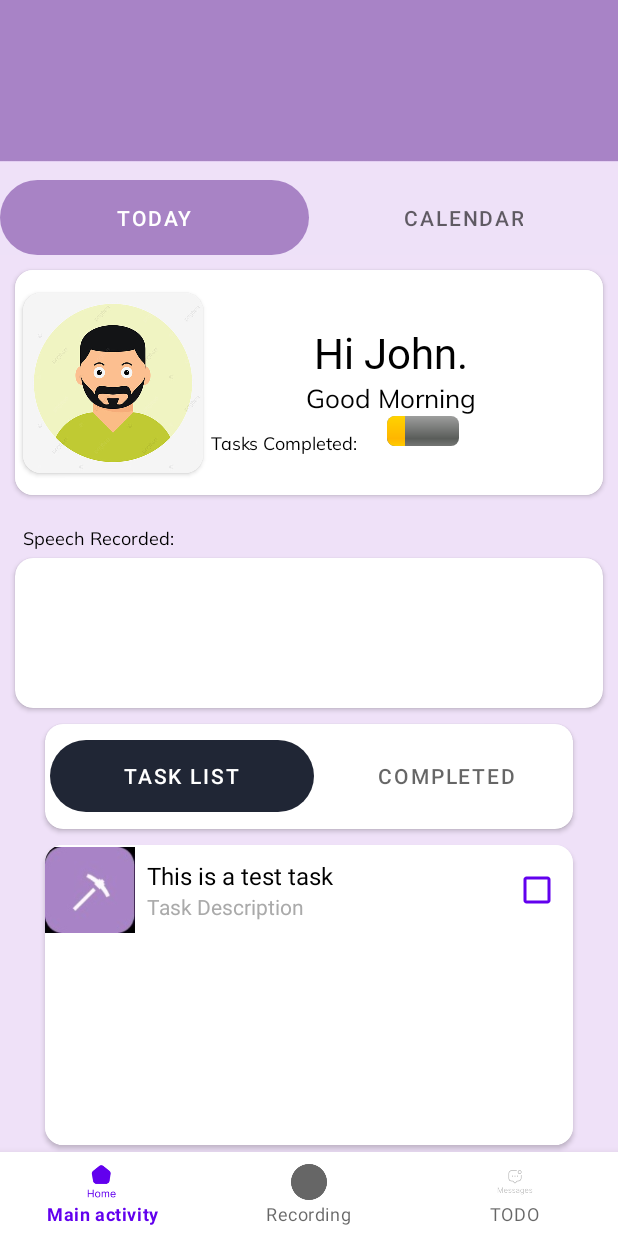
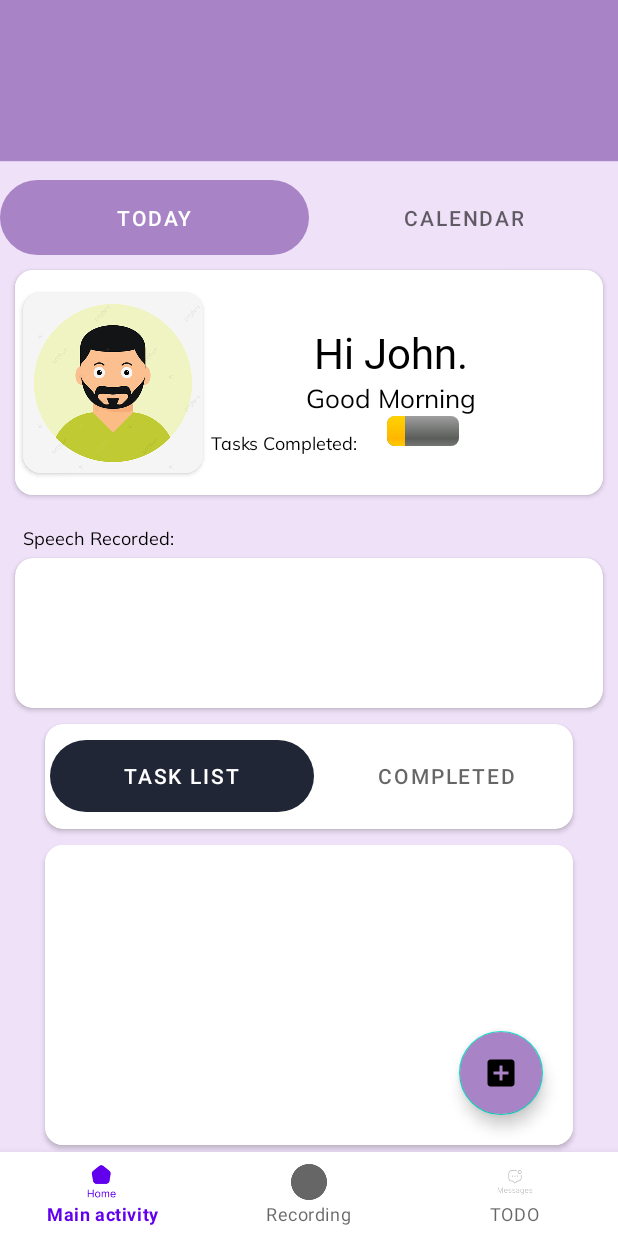
Before and after one commit to Ho-JE/MoodMagik, an Android app: the screen it shows after launch (MainActivity), on a phone screen of 412 x 824 dp. Run offline under Robolectric (Android 15) with nearby library versions, the phone set to English and light mode, and no system bars; libraries missing offline, so code that uses them is left out: androidx.databinding.adapters.

Commit message:
added task list adder

```diff
--- a/app/build.gradle
+++ b/app/build.gradle
@@ -41,7 +41,7 @@ android {
 dependencies {
     implementation 'androidx.core:core-ktx:1.7.0'
     implementation 'androidx.appcompat:appcompat:1.6.1'
-    implementation 'com.google.android.material:material:1.5.0'
+    implementation 'com.google.android.material:material:1.4.0'
     implementation 'androidx.constraintlayout:constraintlayout:2.1.4'
     testImplementation 'junit:junit:4.13.2'
     androidTestImplementation 'androidx.test.ext:junit:1.1.5'
--- a/app/src/main/java/com/example/myapplication/CurrentTasks.kt
+++ b/app/src/main/java/com/example/myapplication/CurrentTasks.kt
@@ -1,11 +1,15 @@
 package com.example.myapplication
 
+import android.content.Intent
 import android.os.Bundle
 import android.util.Log
 import androidx.fragment.app.Fragment
 import android.view.LayoutInflater
 import android.view.View
 import android.view.ViewGroup
+import android.widget.CheckBox
+import androidx.lifecycle.Observer
+import androidx.lifecycle.ViewModelProvider
 import androidx.recyclerview.widget.LinearLayoutManager
 import androidx.recyclerview.widget.RecyclerView
 
@@ -13,6 +17,7 @@ class CurrentTasks : Fragment() {
     private lateinit var adapter: TaskAdapter
     private lateinit var recyclerView: RecyclerView
     private lateinit var tasksArray: ArrayList<Tasks>
+    private lateinit var taskViewModel: TasksViewModel
 
 //    override fun onResume() {
 //        super.onResume()
@@ -37,14 +42,45 @@ class CurrentTasks : Fragment() {
         recyclerView = root.findViewById(R.id.taskListView)
         recyclerView.layoutManager = layoutManager
         recyclerView.setHasFixedSize(true)
-        adapter = TaskAdapter(tasksArray)
+//        adapter = TaskAdapter(tasksArray)
+//        recyclerView.adapter = adapter
+
+        val tasksViewModel = ViewModelProvider(requireActivity()).get(TasksViewModel::class.java)
+        var tasksList: ArrayList<Tasks> = tasksViewModel.tasks.value ?: ArrayList()
+        adapter = TaskAdapter(tasksList)
         recyclerView.adapter = adapter
+
+        tasksViewModel.tasks.observe(viewLifecycleOwner, Observer {
+            tasksList= tasksViewModel.tasks.value ?: ArrayList()
+            Log.d("In current Tasks",tasksList.toString())
+            recyclerView.invalidate()
+            adapter = TaskAdapter(tasksList)
+            recyclerView.adapter = adapter
+
+            adapter.setOnItemClickListener(object : TaskAdapter.onitemClickListener {
+                override fun onItemClick(position: Int) {
+                    val taskName = tasksList[position].name
+                    val taskDescription = tasksList[position].description
+                    val completed = tasksList[position].completed
+
+                    val i = Intent(activity, RecordingInfo::class.java)
+                    i.putExtra("name", taskName)
+                    i.putExtra("Description", taskDescription)
+                    i.putExtra("Completed", completed)
+                    startActivity(i)
+                }
+            })
+            adapter.notifyDataSetChanged()
+        })
+
+
+        //var checkbox = root.findViewById<CheckBox>(R.id.checkboxTask)
 
         return root
     }
     private fun dataInitialize(){
         tasksArray = arrayListOf()
-        val fakeTask = Tasks("This is a test task")
+        val fakeTask = Tasks("This is a test task","Test description",true)
         tasksArray.add(fakeTask)
         Log.d("fake data",tasksArray.toString())
 
--- a/app/src/main/java/com/example/myapplication/MainActivity.kt
+++ b/app/src/main/java/com/example/myapplication/MainActivity.kt
@@ -9,6 +9,7 @@ import com.google.android.material.bottomnavigation.BottomNavigationView
 
 class MainActivity : AppCompatActivity() {
     private lateinit var bottomNav : BottomNavigationView
+    private lateinit var recordingsArray: ArrayList<Recordings>
 
     override fun onCreate(savedInstanceState: Bundle?) {
         super.onCreate(savedInstanceState)
--- a/app/src/main/java/com/example/myapplication/Tasks.kt
+++ b/app/src/main/java/com/example/myapplication/Tasks.kt
@@ -1,3 +1,3 @@
 package com.example.myapplication
 
-data class Tasks(var name: String)
+data class Tasks(var name: String, var description: String, var completed: Boolean)
--- /dev/null
+++ b/app/src/main/java/com/example/myapplication/TasksModel.kt
@@ -0,0 +1,17 @@
+package com.example.myapplication
+
+import androidx.lifecycle.LiveData
+import androidx.lifecycle.MutableLiveData
+import androidx.lifecycle.ViewModel
+
+class TasksViewModel : ViewModel() {
+    val tasks = MutableLiveData<ArrayList<Tasks>>()
+
+    fun addTask(task: Tasks) {
+        val taskList = tasks.value ?: ArrayList()
+        taskList.add(task)
+        tasks.value = taskList
+    }
+
+
+}
--- a/app/src/main/java/com/example/myapplication/profile.kt
+++ b/app/src/main/java/com/example/myapplication/profile.kt
@@ -9,10 +9,15 @@ import androidx.fragment.app.Fragment
 import android.view.LayoutInflater
 import android.view.View
 import android.view.ViewGroup
+import android.widget.Button
+import androidx.databinding.adapters.AbsSeekBarBindingAdapter
 import androidx.recyclerview.widget.LinearLayoutManager
 import androidx.recyclerview.widget.RecyclerView
 import androidx.viewpager2.adapter.FragmentStateAdapter
 import androidx.viewpager2.widget.ViewPager2
+import com.example.myapplication.databinding.ActivityMainBinding
+import com.google.android.material.bottomsheet.BottomSheetDialogFragment
+import com.google.android.material.floatingactionbutton.FloatingActionButton
 import com.google.android.material.tabs.TabLayout
 import com.google.android.material.tabs.TabLayoutMediator
 import java.text.SimpleDateFormat
@@ -25,6 +30,8 @@ class profile : Fragment() {
     private lateinit var recordingsArray: ArrayList<Recordings>
     private lateinit var tabLayout: TabLayout
     private lateinit var viewPager: ViewPager2
+
+    private lateinit var binding : ActivityMainBinding
     override fun onCreateView(
         inflater: LayoutInflater, container: ViewGroup?,
         savedInstanceState: Bundle?
@@ -104,6 +111,12 @@ class profile : Fragment() {
             }
         }.attach()
 
+        var addTask = root.findViewById<FloatingActionButton>(R.id.newTaskButton)
+        addTask.setOnClickListener {
+            val bottomSheetFragment = newTaskSheet()
+            bottomSheetFragment.show(requireActivity().supportFragmentManager, bottomSheetFragment.tag)
+        }
+
         return root
     }
 
--- /dev/null
+++ b/app/src/main/res/drawable/addtask.xml
@@ -0,0 +1,5 @@
+<vector android:height="24dp" android:tint="#F8F7F7"
+    android:viewportHeight="24" android:viewportWidth="24"
+    android:width="24dp" xmlns:android="http://schemas.android.com/apk/res/android">
+    <path android:fillColor="@android:color/white" android:pathData="M19,3L5,3c-1.11,0 -2,0.9 -2,2v14c0,1.1 0.89,2 2,2h14c1.1,0 2,-0.9 2,-2L21,5c0,-1.1 -0.9,-2 -2,-2zM17,13h-4v4h-2v-4L7,13v-2h4L11,7h2v4h4v2z"/>
+</vector>
--- /dev/null
+++ b/app/src/main/res/drawable/closetab.xml
@@ -0,0 +1,5 @@
+<vector android:height="24dp" android:tint="@color/black"
+    android:viewportHeight="24" android:viewportWidth="24"
+    android:width="24dp" xmlns:android="http://schemas.android.com/apk/res/android">
+    <path android:fillColor="@android:color/white" android:pathData="M19,6.41L17.59,5 12,10.59 6.41,5 5,6.41 10.59,12 5,17.59 6.41,19 12,13.41 17.59,19 19,17.59 13.41,12z"/>
+</vector>
--- a/app/src/main/res/layout/eachtask.xml
+++ b/app/src/main/res/layout/eachtask.xml
@@ -29,7 +29,7 @@
             android:textSize="16sp" />
 
         <TextView
-            android:id="@+id/taskDescriptionTextView"
+            android:id="@+id/taskDescription"
             android:layout_width="match_parent"
             android:layout_height="wrap_content"
             android:text="Task Description"
@@ -38,10 +38,11 @@
 
     </LinearLayout>
     <CheckBox
-        android:id="@+id/checkbox"
+        android:id="@+id/checkboxTask"
         android:layout_width="wrap_content"
         android:layout_height="wrap_content"
         android:layout_gravity="center_vertical"
-        android:buttonTint="@color/design_default_color_primary" />
+        android:buttonTint="@color/design_default_color_primary"
+       />
 
 </LinearLayout>
--- a/app/src/main/res/layout/fragment_profile.xml
+++ b/app/src/main/res/layout/fragment_profile.xml
@@ -179,6 +179,17 @@
             android:layout_height="match_parent"
             android:layout_below="@id/taskListWithCompleted"
             android:background="@android:color/white" />
+        <com.google.android.material.floatingactionbutton.FloatingActionButton
+            android:layout_width="wrap_content"
+            android:layout_height="wrap_content"
+            android:tooltipText="New task"
+            android:id="@+id/newTaskButton"
+            android:layout_gravity="bottom|end"
+            android:backgroundTint="#A883C5"
+            android:padding="5dp"
+            android:layout_margin="20dp"
+            android:src="@drawable/addtask"
+            />
 
     </androidx.cardview.widget.CardView>
 
```
Also changed, not shown: app/src/main/AndroidManifest.xml (+10 -7 lines), app/src/main/java/com/example/myapplication/TaskAdapter.kt (+26 -2 lines), app/src/main/java/com/example/myapplication/newTaskSheet.kt (added, +54 -0 lines), app/src/main/res/layout/fragment_new_task_sheet.xml (added, +87 -0 lines).
